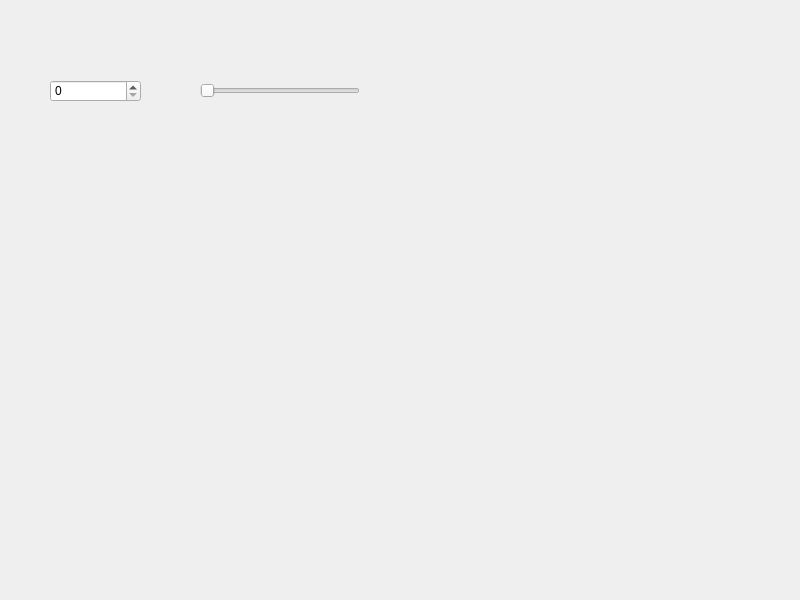
Above: widget.ui from bughsu/Spinbox before the change. Below: the same form after it.
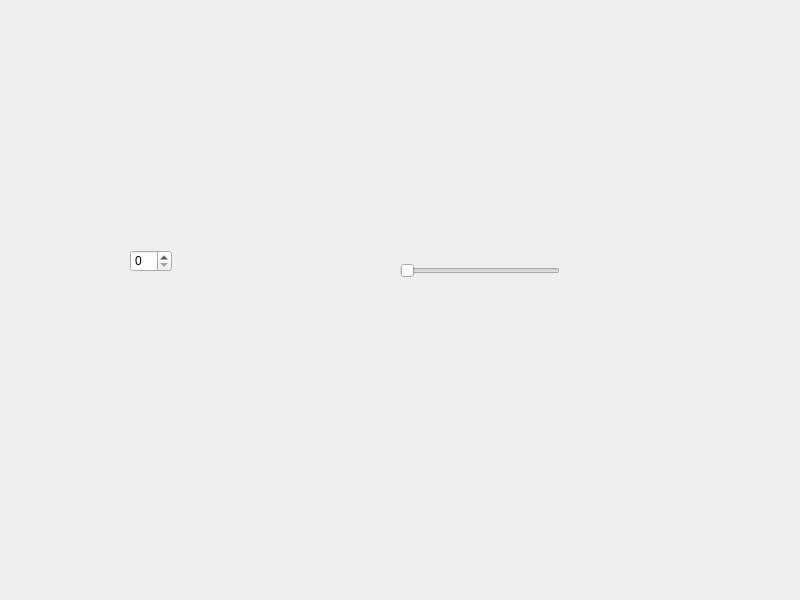
That is the form after the change.

Diff of the .ui file:
```diff
--- a/widget.ui
+++ b/widget.ui
@@ -16,9 +16,9 @@
   <widget class="QSpinBox" name="spinBox">
    <property name="geometry">
     <rect>
-     <x>50</x>
-     <y>80</y>
-     <width>91</width>
+     <x>130</x>
+     <y>250</y>
+     <width>42</width>
      <height>22</height>
     </rect>
    </property>
@@ -26,15 +26,12 @@
   <widget class="QSlider" name="horizontalSlider">
    <property name="geometry">
     <rect>
-     <x>200</x>
-     <y>80</y>
+     <x>400</x>
+     <y>260</y>
      <width>160</width>
      <height>22</height>
     </rect>
    </property>
-   <property name="maximum">
-    <number>100</number>
-   </property>
    <property name="orientation">
     <enum>Qt::Orientation::Horizontal</enum>
    </property>
```
Left out of the diff: 24 changed lines with no effect on the pictures.
